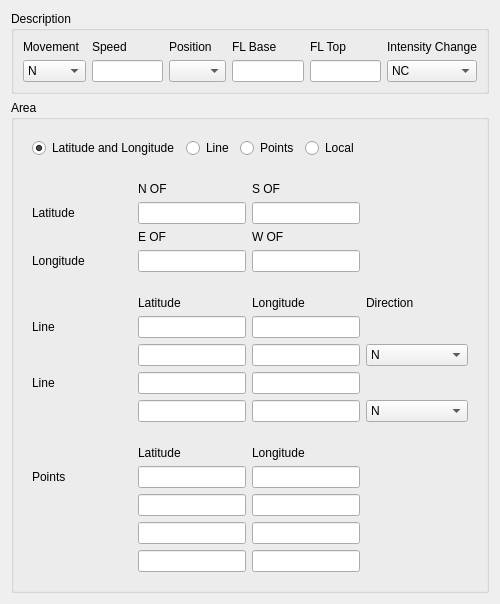
Before: the Qt Designer form tafor/components/ui/sigmet_general.ui in up1and/tafor, drawn with Qt 5.
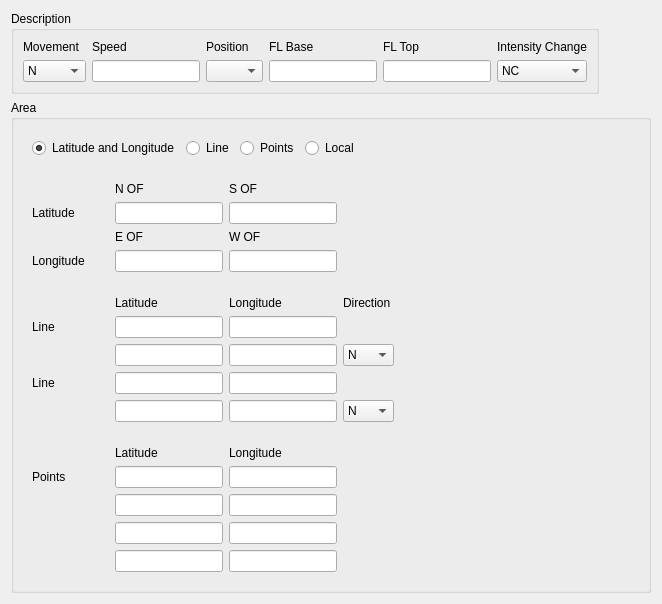
After: the same form once the commit is applied.

Commit message: 调整 SIGMET 输入框间距

```diff
--- a/tafor/components/ui/sigmet_general.ui
+++ b/tafor/components/ui/sigmet_general.ui
@@ -6,7 +6,7 @@
    <rect>
     <x>0</x>
     <y>0</y>
-    <width>500</width>
+    <width>662</width>
     <height>550</height>
    </rect>
   </property>
@@ -16,6 +16,12 @@
   <layout class="QVBoxLayout" name="verticalLayout">
    <item>
     <widget class="QGroupBox" name="descriptionGroup">
+     <property name="sizePolicy">
+      <sizepolicy hsizetype="Fixed" vsizetype="Fixed">
+       <horstretch>0</horstretch>
+       <verstretch>0</verstretch>
+      </sizepolicy>
+     </property>
      <property name="title">
       <string>Description</string>
      </property>
@@ -192,6 +198,12 @@
      <layout class="QVBoxLayout" name="verticalLayout_2">
       <item>
        <widget class="QWidget" name="changeAreaWidget" native="true">
+        <property name="sizePolicy">
+         <sizepolicy hsizetype="Fixed" vsizetype="Preferred">
+          <horstretch>0</horstretch>
+          <verstretch>0</verstretch>
+         </sizepolicy>
+        </property>
         <layout class="QHBoxLayout" name="changeAreaLayout">
          <item>
           <widget class="QRadioButton" name="latitudeAndLongitude">
@@ -224,38 +236,18 @@
            </property>
           </widget>
          </item>
-         <item>
-          <spacer name="horizontalSpacer">
-           <property name="orientation">
-            <enum>Qt::Horizontal</enum>
-           </property>
-           <property name="sizeHint" stdset="0">
-            <size>
-             <width>40</width>
-             <height>20</height>
-            </size>
-           </property>
-          </spacer>
-         </item>
         </layout>
        </widget>
       </item>
       <item>
        <widget class="QWidget" name="latitudeAndLongitudeWidget" native="true">
+        <property name="sizePolicy">
+         <sizepolicy hsizetype="Fixed" vsizetype="Preferred">
+          <horstretch>0</horstretch>
+          <verstretch>0</verstretch>
+         </sizepolicy>
+        </property>
         <layout class="QGridLayout" name="latitudeAndLongitudeLayout">
-         <item row="5" column="0">
-          <widget class="QLabel" name="longtitudeLabel">
-           <property name="minimumSize">
-            <size>
-             <width>100</width>
-             <height>0</height>
-            </size>
-           </property>
-           <property name="text">
-            <string>Longitude</string>
-           </property>
-          </widget>
-         </item>
          <item row="4" column="2">
           <widget class="QLabel" name="westLabel">
            <property name="text">
@@ -266,27 +258,15 @@
            </property>
           </widget>
          </item>
-         <item row="5" column="2">
-          <widget class="QLineEdit" name="west"/>
-         </item>
-         <item row="1" column="1">
-          <widget class="QLineEdit" name="north"/>
-         </item>
-         <item row="1" column="3">
-          <spacer name="horizontalSpacer_2">
-           <property name="orientation">
-            <enum>Qt::Horizontal</enum>
+         <item row="0" column="1">
+          <widget class="QLabel" name="northLabel">
+           <property name="text">
+            <string>N OF</string>
            </property>
-           <property name="sizeHint" stdset="0">
-            <size>
-             <width>40</width>
-             <height>20</height>
-            </size>
+           <property name="buddy">
+            <cstring>north</cstring>
            </property>
-          </spacer>
-         </item>
-         <item row="5" column="1">
-          <widget class="QLineEdit" name="east"/>
+          </widget>
          </item>
          <item row="0" column="2">
           <widget class="QLabel" name="southLabel">
@@ -301,13 +281,22 @@
          <item row="1" column="2">
           <widget class="QLineEdit" name="south"/>
          </item>
-         <item row="0" column="1">
-          <widget class="QLabel" name="northLabel">
-           <property name="text">
-            <string>N OF</string>
+         <item row="5" column="2">
+          <widget class="QLineEdit" name="west"/>
+         </item>
+         <item row="5" column="1">
+          <widget class="QLineEdit" name="east"/>
+         </item>
+         <item row="5" column="0">
+          <widget class="QLabel" name="longtitudeLabel">
+           <property name="minimumSize">
+            <size>
+             <width>77</width>
+             <height>0</height>
+            </size>
            </property>
-           <property name="buddy">
-            <cstring>north</cstring>
+           <property name="text">
+            <string>Longitude</string>
            </property>
           </widget>
          </item>
@@ -315,7 +304,7 @@
           <widget class="QLabel" name="latitudeLabel">
            <property name="minimumSize">
             <size>
-             <width>100</width>
+             <width>77</width>
              <height>0</height>
             </size>
            </property>
@@ -334,11 +323,20 @@
            </property>
           </widget>
          </item>
+         <item row="1" column="1">
+          <widget class="QLineEdit" name="north"/>
+         </item>
         </layout>
        </widget>
       </item>
       <item>
        <widget class="QWidget" name="lineWidget" native="true">
+        <property name="sizePolicy">
+         <sizepolicy hsizetype="Fixed" vsizetype="Preferred">
+          <horstretch>0</horstretch>
+          <verstretch>0</verstretch>
+         </sizepolicy>
+        </property>
         <layout class="QGridLayout" name="lineLayout">
          <item row="2" column="2">
           <widget class="QLineEdit" name="lineLongitude1"/>
@@ -357,7 +355,7 @@
           <widget class="QLabel" name="lineLabel1">
            <property name="minimumSize">
             <size>
-             <width>100</width>
+             <width>77</width>
              <height>0</height>
             </size>
            </property>
@@ -366,19 +364,6 @@
            </property>
           </widget>
          </item>
-         <item row="2" column="3">
-          <spacer name="horizontalSpacer_4">
-           <property name="orientation">
-            <enum>Qt::Horizontal</enum>
-           </property>
-           <property name="sizeHint" stdset="0">
-            <size>
-             <width>40</width>
-             <height>20</height>
-            </size>
-           </property>
-          </spacer>
-         </item>
          <item row="1" column="1">
           <widget class="QLabel" name="lineLatitudeLabel">
            <property name="text">
@@ -446,7 +431,7 @@
           <widget class="QLabel" name="lineLabel2">
            <property name="minimumSize">
             <size>
-             <width>100</width>
+             <width>77</width>
              <height>0</height>
             </size>
            </property>
@@ -517,58 +502,13 @@
       </item>
       <item>
        <widget class="QWidget" name="pointsWidget" native="true">
+        <property name="sizePolicy">
+         <sizepolicy hsizetype="Fixed" vsizetype="Preferred">
+          <horstretch>0</horstretch>
+          <verstretch>0</verstretch>
+         </sizepolicy>
+        </property>
         <layout class="QGridLayout" name="pointsLayout">
-         <item row="1" column="0">
-          <widget class="QLabel" name="pointsLabel">
-           <property name="minimumSize">
-            <size>
-             <width>100</width>
-             <height>0</height>
-            </size>
-           </property>
-           <property name="text">
-            <string>Points</string>
-           </property>
-          </widget>
-         </item>
-         <item row="2" column="2">
-          <widget class="QLineEdit" name="pointsLongitude2"/>
-         </item>
-         <item row="3" column="1">
-          <widget class="QLineEdit" name="pointsLatitude3"/>
-         </item>
-         <item row="4" column="1">
-          <widget class="QLineEdit" name="pointsLatitude4"/>
-         </item>
-         <item row="4" column="2">
-          <widget class="QLineEdit" name="pointsLongitude4"/>
-         </item>
-         <item row="1" column="3">
-          <spacer name="horizontalSpacer_3">
-           <property name="orientation">
-            <enum>Qt::Horizontal</enum>
-           </property>
-           <property name="sizeHint" stdset="0">
-            <size>
-             <width>40</width>
-             <height>20</height>
-            </size>
-           </property>
-          </spacer>
-         </item>
-         <item row="3" column="2">
-          <widget class="QLineEdit" name="pointsLongitude3"/>
-         </item>
-         <item row="0" column="1">
-          <widget class="QLabel" name="pointsLatitudeLabel">
-           <property name="text">
-            <string>Latitude</string>
-           </property>
-          </widget>
-         </item>
-         <item row="1" column="2">
-          <widget class="QLineEdit" name="pointsLongitude1"/>
-         </item>
          <item row="2" column="1">
           <widget class="QLineEdit" name="pointsLatitude2"/>
          </item>
@@ -579,9 +519,47 @@
            </property>
           </widget>
          </item>
+         <item row="3" column="2">
+          <widget class="QLineEdit" name="pointsLongitude3"/>
+         </item>
+         <item row="1" column="2">
+          <widget class="QLineEdit" name="pointsLongitude1"/>
+         </item>
+         <item row="0" column="1">
+          <widget class="QLabel" name="pointsLatitudeLabel">
+           <property name="text">
+            <string>Latitude</string>
+           </property>
+          </widget>
+         </item>
          <item row="1" column="1">
           <widget class="QLineEdit" name="pointsLatitude1"/>
          </item>
+         <item row="2" column="2">
+          <widget class="QLineEdit" name="pointsLongitude2"/>
+         </item>
+         <item row="4" column="1">
+          <widget class="QLineEdit" name="pointsLatitude4"/>
+         </item>
+         <item row="1" column="0">
+          <widget class="QLabel" name="pointsLabel">
+           <property name="minimumSize">
+            <size>
+             <width>77</width>
+             <height>0</height>
+            </size>
+           </property>
+           <property name="text">
+            <string>Points</string>
+           </property>
+          </widget>
+         </item>
+         <item row="3" column="1">
+          <widget class="QLineEdit" name="pointsLatitude3"/>
+         </item>
+         <item row="4" column="2">
+          <widget class="QLineEdit" name="pointsLongitude4"/>
+         </item>
         </layout>
        </widget>
       </item>
```
The commit also changes 5 other files.
